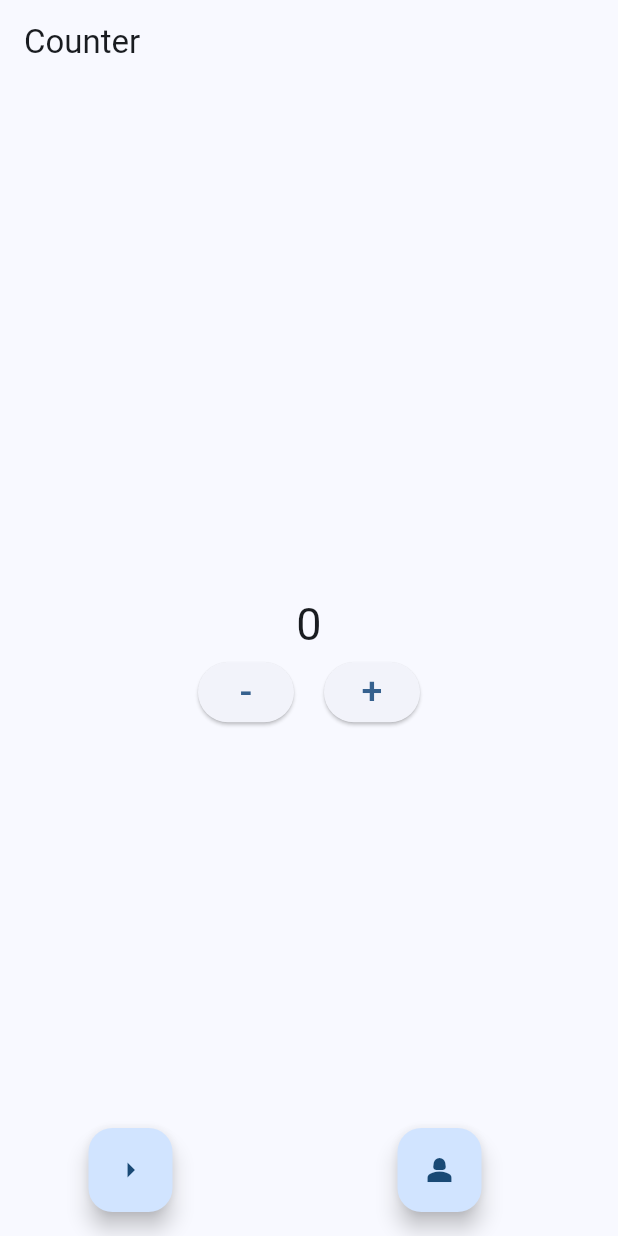
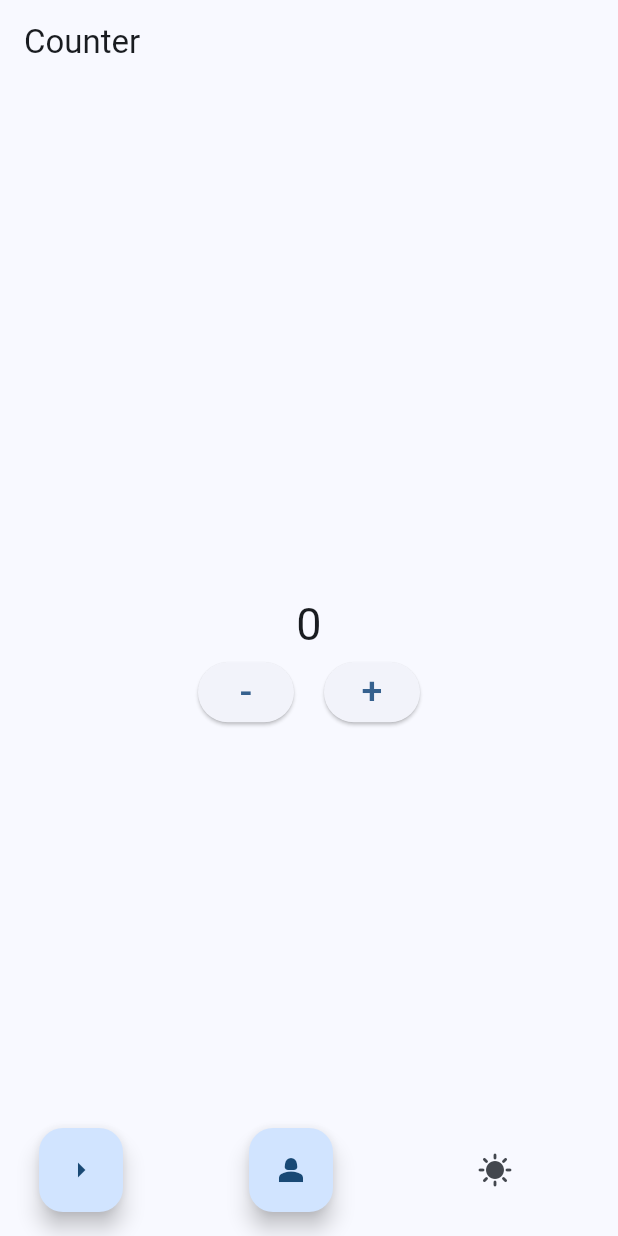
Before and after one commit to tanvirkhan00/state_management_with_provider, a Flutter app: the screen it shows after launch, on a phone screen of 412 x 824 dp. Run offline on Flutter 3.47's test engine with Material 3 defaults, Android fonts, the phone set to English and light mode, and no system bars.

Commit message:
practice dark mode and light mode

```diff
--- a/lib/homeScreen.dart
+++ b/lib/homeScreen.dart
@@ -3,6 +3,7 @@ import 'package:provider/provider.dart';
 import 'package:state_management_with_provider/counter-controller.dart';
 import 'package:state_management_with_provider/duplicate-home.dart';
 import 'package:state_management_with_provider/profile-screen.dart';
+import 'package:state_management_with_provider/theme-controller.dart';
 
 class Homescreen extends StatelessWidget {
   const Homescreen({super.key});
@@ -50,6 +51,9 @@ class Homescreen extends StatelessWidget {
             onPressed:() =>  _profileButton(context),
             child: Icon(Icons.person_2),
           ),
+          IconButton(onPressed: (){
+            context.read<ThemeController>().toggleThemeMode();
+          }, icon: Icon(Icons.sunny))
         ],
       ),
     );
--- a/lib/main.dart
+++ b/lib/main.dart
@@ -5,6 +5,7 @@ import 'package:flutter/material.dart';
 import 'package:provider/provider.dart';
 import 'package:state_management_with_provider/counter-controller.dart';
 import 'package:state_management_with_provider/homeScreen.dart';
+import 'package:state_management_with_provider/theme-controller.dart';
 
 void main() {
   runApp(CrudApp());
@@ -20,13 +21,26 @@ class CrudApp extends StatefulWidget {
 class _CrudAppState extends State<CrudApp> {
   @override
   Widget build(BuildContext context) {
-    final CounterController counterController = CounterController();
-    return ChangeNotifierProvider(
-      create: (_) => counterController,
-      child: MaterialApp(
-        title: 'Counter App',
-        theme: ThemeData(colorSchemeSeed: Colors.blue),
-        home: Homescreen(),
+    return MultiProvider(
+      providers: [
+        ChangeNotifierProvider(create: (_) => ThemeController()),
+        ChangeNotifierProvider(create: (_) => CounterController())
+      ],
+      child: Consumer<ThemeController>(
+        builder: (context, ThemeController, _ ) {
+          return MaterialApp(
+            title: 'Counter App',
+            theme: ThemeData(
+              brightness: Brightness.light,
+              colorSchemeSeed: Colors.blue
+            ),
+            themeMode: ThemeController.themeMode,
+            darkTheme: ThemeData(
+              brightness: Brightness.dark
+            ),
+            home: Homescreen(),
+          );
+        }
       ),
     );
   }
--- /dev/null
+++ b/lib/theme-controller.dart
@@ -0,0 +1,17 @@
+import 'package:flutter/material.dart';
+import 'package:flutter/widgets.dart';
+
+class ThemeController extends ChangeNotifier {
+
+  ThemeMode themeMode = ThemeMode.light;
+
+  void toggleThemeMode() {
+    if(themeMode == ThemeMode.light) {
+      themeMode = ThemeMode.dark;
+    } else {
+      themeMode = ThemeMode.light;
+    }
+    notifyListeners();
+  }
+
+}
```
